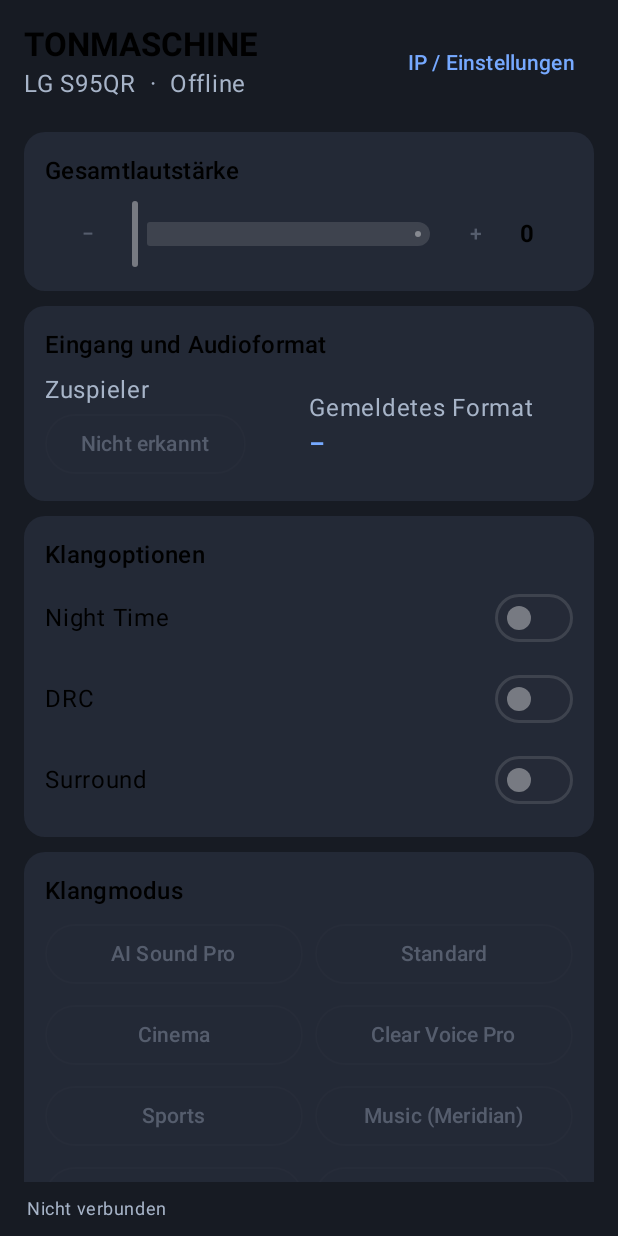
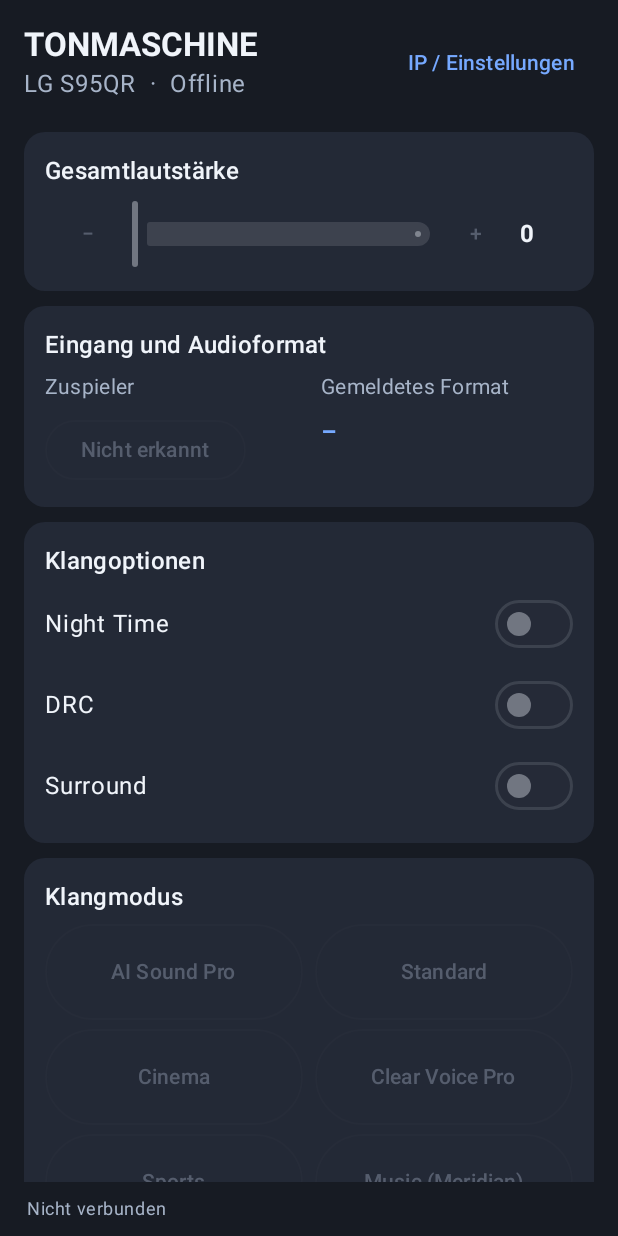
Before and after one commit to sschermer/Soundbar-APP, an Android app built with Jetpack Compose: the screen it shows after launch (MainActivity), on a phone screen of 412 x 824 dp. Run offline under Robolectric (Android 15) with nearby library versions, the phone set to English and light mode, and no system bars; libraries missing offline, so code that uses them is left out: jcifs.config, jcifs.context, jcifs.smb.

Commit message:
Fix Android dark text contrast and align controls (v0.2.1)

```diff
--- a/android/app/build.gradle.kts
+++ b/android/app/build.gradle.kts
@@ -11,8 +11,8 @@ android {
         applicationId = "de.tonmaschine.android"
         minSdk = 26
         targetSdk = 36
-        versionCode = 2
-        versionName = "0.2.0"
+        versionCode = 3
+        versionName = "0.2.1"
         testInstrumentationRunner = "androidx.test.runner.AndroidJUnitRunner"
     }
     buildFeatures { compose = true }
--- a/android/app/src/main/java/de/tonmaschine/android/MainActivity.kt
+++ b/android/app/src/main/java/de/tonmaschine/android/MainActivity.kt
@@ -32,6 +32,7 @@ private val bg = Color(0xFF171B23)
 private val panel = Color(0xFF232936)
 private val blue = Color(0xFF76A9FF)
 private val muted = Color(0xFFA7B4C8)
+private val foreground = Color(0xFFF0F4FA)
 
 class MainActivity : ComponentActivity() {
     override fun onCreate(savedInstanceState: Bundle?) {
@@ -78,13 +79,21 @@ fun Tonmaschine(vm: MainViewModel, connect: () -> Unit) {
     val active = state.connection == Connection.CONNECTED
     MaterialTheme(colorScheme = darkColorScheme(
         primary = blue, onPrimary = Color(0xFF101B29),
-        background = bg, onBackground = Color.White,
-        surface = panel, onSurface = Color.White,
+        background = bg, onBackground = foreground,
+        surface = panel, onSurface = foreground,
         onSurfaceVariant = muted, outline = Color(0xFF71819D),
         surfaceVariant = Color(0xFF303746),
         secondary = blue, onSecondary = Color(0xFF101B29)
     )) {
-        Column(Modifier.fillMaxSize().background(bg).statusBarsPadding().navigationBarsPadding()) {
+        // A plain Column with a background does not provide a Material content color.
+        // Surface propagates a readable light-on-dark LocalContentColor to plain Texts
+        // (headings, switch labels, selected values, profile names, dialogs).
+        Surface(
+            modifier = Modifier.fillMaxSize(),
+            color = bg,
+            contentColor = foreground
+        ) {
+            Column(Modifier.fillMaxSize().statusBarsPadding().navigationBarsPadding()) {
             Row(Modifier.fillMaxWidth().padding(16.dp), verticalAlignment = Alignment.CenterVertically) {
                 Column(Modifier.weight(1f)) {
                     Text("TONMASCHINE", style = MaterialTheme.typography.titleLarge, fontWeight = FontWeight.Bold)
@@ -170,9 +179,12 @@ fun Tonmaschine(vm: MainViewModel, connect: () -> Unit) {
                     item {
                         Panel("Eingang und Audioformat") {
                             var inputExpanded by remember { mutableStateOf(false) }
-                            Row(verticalAlignment = Alignment.CenterVertically) {
-                                Column(Modifier.weight(1f)) {
-                                    Text("Zuspieler", color = muted)
+                            Row(
+                                verticalAlignment = Alignment.Top,
+                                horizontalArrangement = Arrangement.spacedBy(16.dp)
+                            ) {
+                                Column(Modifier.weight(1f), verticalArrangement = Arrangement.spacedBy(8.dp)) {
+                                    Text("Zuspieler", color = muted, style = MaterialTheme.typography.bodyMedium)
                                     Box {
                                         OutlinedButton(onClick = { inputExpanded = true }, enabled = state.canSelectInput) {
                                             Text(Catalog.inputs[state.currentInput] ?: "Nicht erkannt")
@@ -185,8 +197,9 @@ fun Tonmaschine(vm: MainViewModel, connect: () -> Unit) {
                                         }
                                     }
                                 }
-                                Column(Modifier.weight(1f)) {
-                                    Text("Gemeldetes Format", color = muted)
+                                Column(Modifier.weight(1f), verticalArrangement = Arrangement.spacedBy(8.dp)) {
+                                    Text("Gemeldetes Format", color = muted,
+                                        style = MaterialTheme.typography.bodyMedium)
                                     Text(state.audioFormat, fontWeight = FontWeight.Bold, color = blue)
                                 }
                             }
@@ -207,9 +220,9 @@ fun Tonmaschine(vm: MainViewModel, connect: () -> Unit) {
                                     pair.forEach { (label, id) ->
                                         val checked = state.currentMode == id
                                         if (checked) Button(onClick = { vm.chooseMode(id) }, enabled = active,
-                                            modifier = Modifier.weight(1f)) { Text(label, maxLines = 2) }
+                                            modifier = Modifier.weight(1f).height(64.dp)) { Text(label, maxLines = 2) }
                                         else OutlinedButton(onClick = { vm.chooseMode(id) }, enabled = active,
-                                            modifier = Modifier.weight(1f)) { Text(label, maxLines = 2) }
+                                            modifier = Modifier.weight(1f).height(64.dp)) { Text(label, maxLines = 2) }
                                     }
                                     if (pair.size == 1) Spacer(Modifier.weight(1f))
                                 }
@@ -314,20 +327,22 @@ fun Tonmaschine(vm: MainViewModel, connect: () -> Unit) {
                 dismissButton = { TextButton(onClick = { deleteTarget = null }) { Text("Abbrechen") } }
             )
         }
+        }
     }
 }
 @Composable
 private fun Panel(title: String, content: @Composable ColumnScope.() -> Unit) {
     Column(Modifier.fillMaxWidth().background(panel, RoundedCornerShape(14.dp)).padding(14.dp),
         verticalArrangement = Arrangement.spacedBy(6.dp)) {
-        Text(title, style = MaterialTheme.typography.titleMedium, fontWeight = FontWeight.SemiBold)
+        Text(title, color = MaterialTheme.colorScheme.onSurface,
+            style = MaterialTheme.typography.titleMedium, fontWeight = FontWeight.SemiBold)
         content()
     }
 }
 @Composable
 private fun ToggleRow(label: String, value: Boolean?, enabled: Boolean, onChanged: (Boolean) -> Unit) {
     Row(Modifier.fillMaxWidth(), verticalAlignment = Alignment.CenterVertically) {
-        Text(label, modifier = Modifier.weight(1f))
+        Text(label, modifier = Modifier.weight(1f), color = MaterialTheme.colorScheme.onSurface)
         Switch(checked = value ?: false, onCheckedChange = onChanged, enabled = enabled && value != null)
     }
 }
```
Also changed, not shown: 2 other files.
